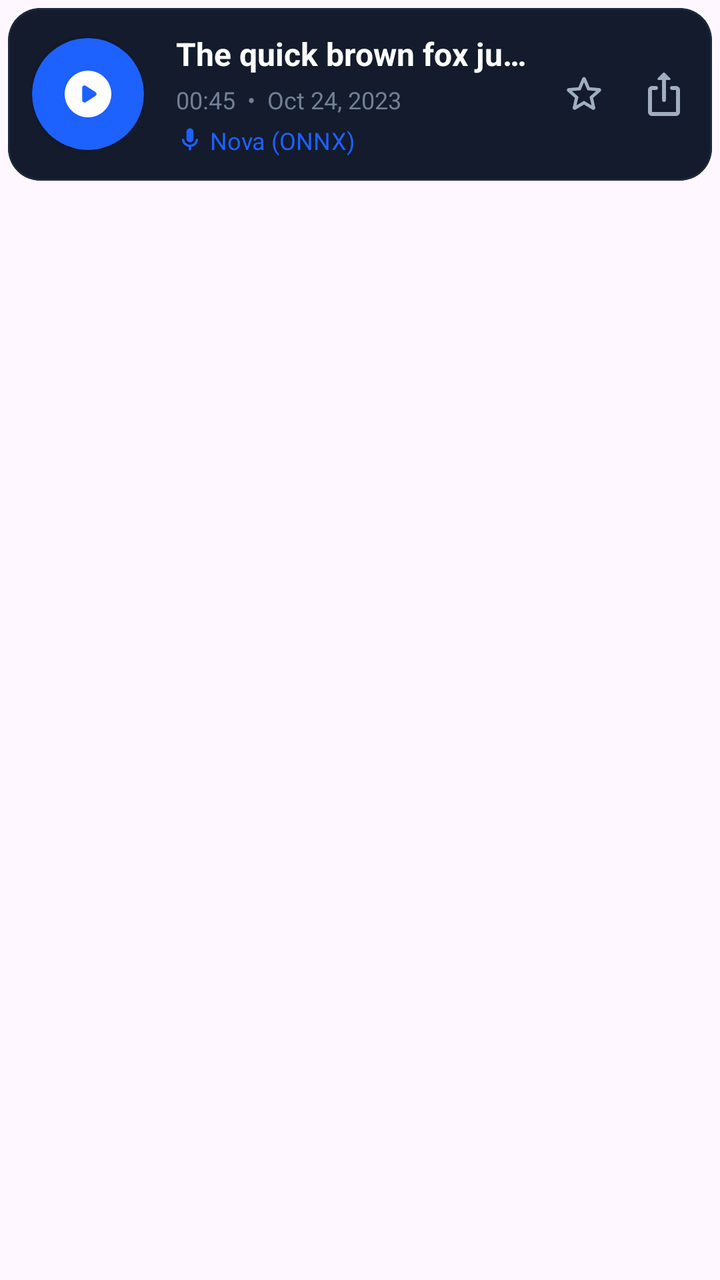
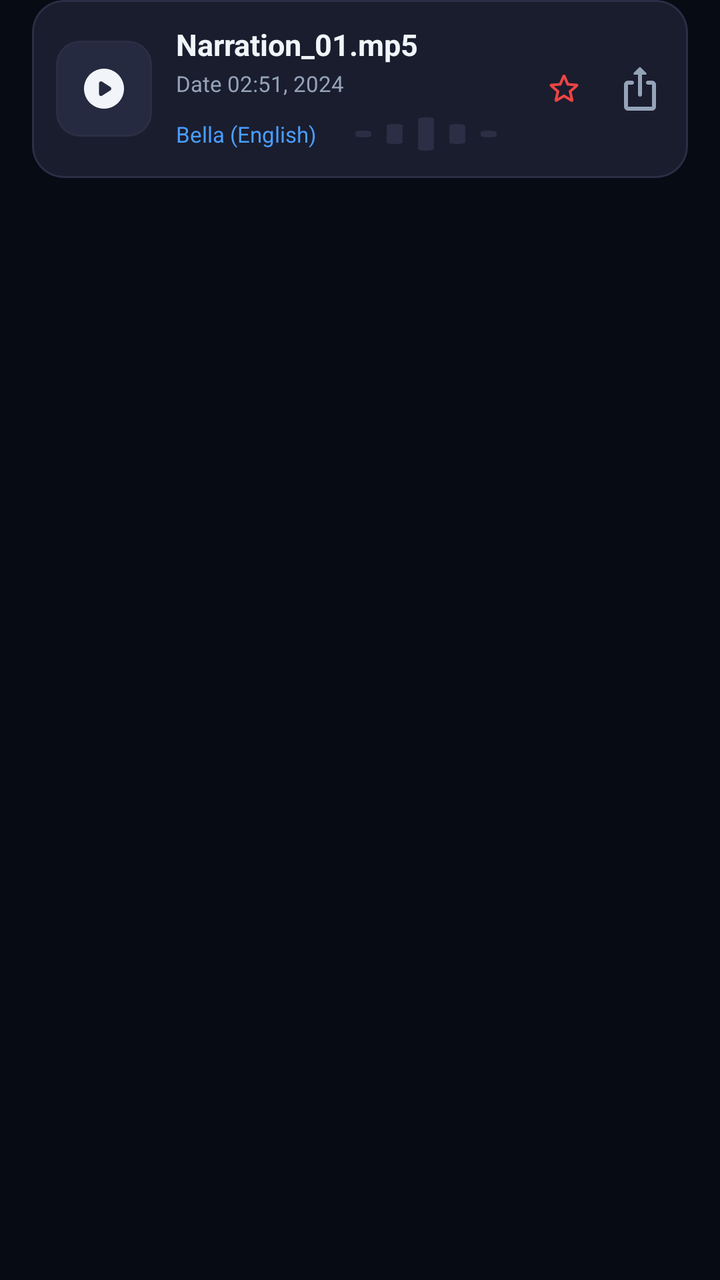

Two renders of the same Android screen: before a commit and after it. Below are the layout's source before the change and the commit's diff.
<!-- AndroidManifest.xml: application theme AppTheme -->
<!-- res/layout/item_history.xml -->
<LinearLayout
	xmlns:android="http://schemas.android.com/apk/res/android"
	xmlns:app="http://schemas.android.com/apk/res-auto"
	xmlns:tools="http://schemas.android.com/tools"
	android:layout_width="match_parent"
	android:layout_height="wrap_content"
	android:orientation="vertical">
	<com.google.android.material.card.MaterialCardView
		android:id="@+id/cardview6"
		android:layout_width="match_parent"
		android:layout_height="wrap_content"
		android:layout_marginLeft="4dp"
		android:layout_marginTop="4dp"
		android:layout_marginRight="4dp"
		android:layout_marginBottom="8dp"
		app:cardBackgroundColor="#131B2D"
		app:cardCornerRadius="16dp"
		app:strokeColor="#1E293B"
		app:strokeWidth="1dp"
		app:cardElevation="0dp">
		<RelativeLayout
			android:id="@+id/relativelayout4"
			android:layout_width="match_parent"
			android:layout_height="wrap_content"
			android:padding="12dp">
			<com.google.android.material.card.MaterialCardView
				android:id="@+id/btn_play_item"
				android:layout_width="56dp"
				android:layout_height="56dp"
				app:cardBackgroundColor="#1D61FF"
				app:cardCornerRadius="28dp"
				app:strokeWidth="0dp"
				app:cardElevation="2dp"
				android:background="?attr/selectableItemBackground"
				android:layout_centerVertical="true">
				<ImageView
					android:id="@+id/img_play_pause"
					android:layout_width="match_parent"
					android:layout_height="match_parent"
					android:padding="14dp"
					android:src="@drawable/icon_play_circle"
					android:scaleType="fitXY"
					android:focusable="false"
					app:tint="#FFFFFF" />
			</com.google.android.material.card.MaterialCardView>
			<ImageView
				android:id="@+id/btn_share"
				android:layout_width="24dp"
				android:layout_height="24dp"
				android:src="@drawable/icon_ios_share"
				android:scaleType="fitXY"
				android:focusable="false"
				app:tint="#A0AEC0"
				android:background="?attr/selectableItemBackground"
				android:layout_alignParentEnd="true"
				android:layout_centerVertical="true" />
			<ImageView
				android:id="@+id/btn_favorite"
				android:layout_width="24dp"
				android:layout_height="24dp"
				android:src="@drawable/icon_favorite_outline"
				android:scaleType="fitXY"
				android:focusable="false"
				android:layout_marginEnd="16dp"
				app:tint="#A0AEC0"
				android:background="?attr/selectableItemBackground"
				android:layout_toStartOf="@id/btn_share"
				android:layout_centerVertical="true" />
			<LinearLayout
				android:id="@+id/linear9"
				android:layout_width="match_parent"
				android:layout_height="wrap_content"
				android:orientation="vertical"
				android:layout_marginStart="16dp"
				android:layout_marginEnd="16dp"
				android:layout_toStartOf="@id/btn_favorite"
				android:layout_toEndOf="@id/btn_play_item"
				android:layout_centerVertical="true">
				<TextView
					android:id="@+id/txt_title"
					android:layout_width="match_parent"
					android:layout_height="wrap_content"
					android:text="The quick brown fox ju..."
					android:textSize="16sp"
					android:textStyle="bold"
					android:textColor="#FFFFFF"
					android:focusable="false"
					android:ellipsize="end"
					android:maxLines="1" />
				<TextView
					android:id="@+id/txt_meta"
					android:layout_width="wrap_content"
					android:layout_height="wrap_content"
					android:layout_marginTop="4dp"
					android:text="00:45  •  Oct 24, 2023"
					android:textSize="12sp"
					android:textColor="#718096"
					android:focusable="false" />
				<LinearLayout
					android:id="@+id/linear10"
					android:layout_width="wrap_content"
					android:layout_height="wrap_content"
					android:layout_marginTop="4dp"
					android:gravity="center_vertical"
					android:orientation="horizontal">
					<ImageView
						android:id="@+id/imageview4"
						android:layout_width="14dp"
						android:layout_height="14dp"
						android:src="@drawable/icon_mic"
						android:scaleType="fitXY"
						android:focusable="false"
						app:tint="#1D61FF" />
					<TextView
						android:id="@+id/txt_voice_name"
						android:layout_width="wrap_content"
						android:layout_height="wrap_content"
						android:text="Nova (ONNX)"
						android:textSize="12sp"
						android:textColor="#1D61FF"
						android:focusable="false"
						android:layout_marginStart="3dp"
						android:ellipsize="end"
						android:maxLines="1" />
				</LinearLayout>
			</LinearLayout>
		</RelativeLayout>
	</com.google.android.material.card.MaterialCardView>
</LinearLayout>
<!-- resources referenced by this layout -->
<resources>
  <!-- drawable icon_favorite_outline (drawable-xhdpi) -->
  <?xml version='1.0' encoding='UTF-8' standalone='yes' ?>
  <vector xmlns:android="http://schemas.android.com/apk/res/android" android:width="48dp" android:height="48dp" android:viewportWidth="24.0" android:viewportHeight="24.0"><path android:pathData="M19.65 9.04l-4.84-.42l-1.89-4.45c-.34-.81-1.5-.81-1.84 0L9.19 8.63l-4.83.41c-.88.07-1.24 1.17-.57 1.75l3.67 3.18l-1.1 4.72c-.2.86.73 1.54 1.49 1.08l4.15-2.5l4.15 2.51c.76.46 1.69-.22 1.49-1.08l-1.1-4.73l3.67-3.18c.67-.58.32-1.68-.56-1.75zM12 15.4l-3.76 2.27l1-4.28l-3.32-2.88l4.38-.38L12 6.1l1.71 4.04l4.38.38l-3.32 2.88l1 4.28L12 15.4z" android:fillColor="#9E9E9E" /></vector>
  <!-- drawable icon_ios_share (drawable-xhdpi) -->
  <?xml version='1.0' encoding='UTF-8' standalone='yes' ?>
  <vector xmlns:android="http://schemas.android.com/apk/res/android" android:width="48dp" android:height="48dp" android:viewportWidth="24.0" android:viewportHeight="24.0"><path android:pathData="M18 8h-2c-.55 0-1 .45-1 1s.45 1 1 1h2v11H6V10h2c.55 0 1-.45 1-1s-.45-1-1-1H6c-1.1 0-2 .9-2 2v11c0 1.1.9 2 2 2h12c1.1 0 2-.9 2-2V10c0-1.1-.9-2-2-2z" android:fillColor="#9E9E9E" /><path android:pathData="M12 16c.55 0 1-.45 1-1V5h1.79c.45 0 .67-.54.35-.85l-2.79-2.79c-.2-.2-.51-.2-.71 0L8.85 4.15a.5.5 0 0 0 .36.85H11v10c0 .55.45 1 1 1z" android:fillColor="#9E9E9E" /></vector>
  <!-- drawable icon_mic (drawable-xhdpi) -->
  <?xml version='1.0' encoding='UTF-8' standalone='yes' ?>
  <vector xmlns:android="http://schemas.android.com/apk/res/android" android:width="48dp" android:height="48dp" android:viewportWidth="24.0" android:viewportHeight="24.0"><path android:pathData="M12 14c1.66 0 3-1.34 3-3V5c0-1.66-1.34-3-3-3S9 3.34 9 5v6c0 1.66 1.34 3 3 3zm5.91-3c-.49 0-.9.36-.98.85C16.52 14.2 14.47 16 12 16s-4.52-1.8-4.93-4.15a.998.998 0 0 0-.98-.85c-.61 0-1.09.54-1 1.14c.49 3 2.89 5.35 5.91 5.78V20c0 .55.45 1 1 1s1-.45 1-1v-2.08a6.993 6.993 0 0 0 5.91-5.78c.1-.6-.39-1.14-1-1.14z" android:fillColor="#9E9E9E" /></vector>
  <!-- drawable icon_play_circle (drawable-xhdpi) -->
  <?xml version='1.0' encoding='UTF-8' standalone='yes' ?>
  <vector xmlns:android="http://schemas.android.com/apk/res/android" android:width="48dp" android:height="48dp" android:viewportWidth="24.0" android:viewportHeight="24.0"><path android:pathData="M12 2C6.48 2 2 6.48 2 12s4.48 10 10 10s10-4.48 10-10S17.52 2 12 2zM9.5 14.67V9.33c0-.79.88-1.27 1.54-.84l4.15 2.67a1 1 0 0 1 0 1.68l-4.15 2.67c-.66.43-1.54-.05-1.54-.84z" android:fillColor="#9E9E9E" /></vector>
  <style name="AppTheme" parent="Theme.Material3.DayNight.NoActionBar">
  
          
          <item name="android:statusBarColor">#0B1220</item>
          <item name="android:navigationBarColor">#0B1220</item>
          <item name="android:windowLightStatusBar">false</item>
  
          
          <item name="colorControlActivated">#6750A4</item>
  
      </style>
</resources>

<!-- the commit's change to res/layout/item_history.xml (unified diff, before → after) -->
@@ -4,124 +4,134 @@
 	xmlns:tools="http://schemas.android.com/tools"
 	android:layout_width="match_parent"
 	android:layout_height="wrap_content"
-	android:orientation="vertical">
+	android:orientation="vertical"
+	android:paddingBottom="8dp">
+
 	<com.google.android.material.card.MaterialCardView
 		android:id="@+id/cardview6"
 		android:layout_width="match_parent"
 		android:layout_height="wrap_content"
-		android:layout_marginLeft="4dp"
-		android:layout_marginTop="4dp"
-		android:layout_marginRight="4dp"
-		android:layout_marginBottom="8dp"
-		app:cardBackgroundColor="#131B2D"
+		android:layout_marginHorizontal="16dp"
+		app:cardBackgroundColor="#1A1D2E"
 		app:cardCornerRadius="16dp"
-		app:strokeColor="#1E293B"
+		app:strokeColor="#2A2F45"
 		app:strokeWidth="1dp"
 		app:cardElevation="0dp">
+
 		<RelativeLayout
-			android:id="@+id/relativelayout4"
 			android:layout_width="match_parent"
 			android:layout_height="wrap_content"
 			android:padding="12dp">
+
+			
 			<com.google.android.material.card.MaterialCardView
 				android:id="@+id/btn_play_item"
-				android:layout_width="56dp"
-				android:layout_height="56dp"
-				app:cardBackgroundColor="#1D61FF"
-				app:cardCornerRadius="28dp"
-				app:strokeWidth="0dp"
-				app:cardElevation="2dp"
-				android:background="?attr/selectableItemBackground"
-				android:layout_centerVertical="true">
+				android:layout_width="48dp"
+				android:layout_height="48dp"
+				android:layout_centerVertical="true"
+				app:cardBackgroundColor="#252A40"
+				app:cardCornerRadius="12dp"
+				app:strokeColor="#2A2F45"
+				app:strokeWidth="1dp"
+				app:cardElevation="0dp">
+				
 				<ImageView
 					android:id="@+id/img_play_pause"
 					android:layout_width="match_parent"
 					android:layout_height="match_parent"
-					android:padding="14dp"
+					android:padding="12dp"
 					android:src="@drawable/icon_play_circle"
-					android:scaleType="fitXY"
-					android:focusable="false"
-					app:tint="#FFFFFF" />
+					android:scaleType="fitCenter"
+					app:tint="#F1F5F9" />
 			</com.google.android.material.card.MaterialCardView>
+
+			
 			<ImageView
 				android:id="@+id/btn_share"
 				android:layout_width="24dp"
 				android:layout_height="24dp"
+				android:layout_alignParentEnd="true"
+				android:layout_centerVertical="true"
 				android:src="@drawable/icon_ios_share"
-				android:scaleType="fitXY"
-				android:focusable="false"
-				app:tint="#A0AEC0"
-				android:background="?attr/selectableItemBackground"
-				android:layout_alignParentEnd="true"
-				android:layout_centerVertical="true" />
+				android:scaleType="fitCenter"
+				app:tint="#94A3B8"
+				android:background="?attr/selectableItemBackground" />
+
+			
 			<ImageView
 				android:id="@+id/btn_favorite"
-				android:layout_width="24dp"
-				android:layout_height="24dp"
+				android:layout_width="20dp"
+				android:layout_height="20dp"
+				android:layout_marginEnd="16dp"
+				android:layout_toStartOf="@id/btn_share"
+				android:layout_centerVertical="true"
 				android:src="@drawable/icon_favorite_outline"
-				android:scaleType="fitXY"
-				android:focusable="false"
-				android:layout_marginEnd="16dp"
-				app:tint="#A0AEC0"
-				android:background="?attr/selectableItemBackground"
-				android:layout_toStartOf="@id/btn_share"
-				android:layout_centerVertical="true" />
+				android:scaleType="fitCenter"
+				app:tint="#EF4444"
+				android:background="?attr/selectableItemBackground" />
+
+			
 			<LinearLayout
-				android:id="@+id/linear9"
 				android:layout_width="match_parent"
 				android:layout_height="wrap_content"
 				android:orientation="vertical"
-				android:layout_marginStart="16dp"
-				android:layout_marginEnd="16dp"
+				android:layout_marginStart="12dp"
+				android:layout_marginEnd="12dp"
 				android:layout_toStartOf="@id/btn_favorite"
 				android:layout_toEndOf="@id/btn_play_item"
 				android:layout_centerVertical="true">
+
+				
 				<TextView
 					android:id="@+id/txt_title"
 					android:layout_width="match_parent"
 					android:layout_height="wrap_content"
-					android:text="The quick brown fox ju..."
-					android:textSize="16sp"
+					android:text="Narration_01.mp5"
+					android:textSize="15sp"
 					android:textStyle="bold"
-					android:textColor="#FFFFFF"
-					android:focusable="false"
+					android:textColor="#F1F5F9"
 					android:ellipsize="end"
 					android:maxLines="1" />
+
+				
 				<TextView
 					android:id="@+id/txt_meta"
 					android:layout_width="wrap_content"
 					android:layout_height="wrap_content"
-					android:layout_marginTop="4dp"
-					android:text="00:45  •  Oct 24, 2023"
-					android:textSize="12sp"
-					android:textColor="#718096"
-					android:focusable="false" />
+					android:layout_marginTop="2dp"
+					android:text="Date 02:51, 2024"
+					android:textSize="11sp"
+					android:textColor="#94A3B8" />
+
+				
 				<LinearLayout
-					android:id="@+id/linear10"
-					android:layout_width="wrap_content"
+					android:layout_width="match_parent"
 					android:layout_height="wrap_content"
-					android:layout_marginTop="4dp"
+					android:layout_marginTop="8dp"
 					android:gravity="center_vertical"
 					android:orientation="horizontal">
-					<ImageView
-						android:id="@+id/imageview4"
-						android:layout_width="14dp"
-						android:layout_height="14dp"
-						android:src="@drawable/icon_mic"
-						android:scaleType="fitXY"
-						android:focusable="false"
-						app:tint="#1D61FF" />
+
+					
 					<TextView
 						android:id="@+id/txt_voice_name"
 						android:layout_width="wrap_content"
 						android:layout_height="wrap_content"
-						android:text="Nova (ONNX)"
-						android:textSize="12sp"
-						android:textColor="#1D61FF"
-						android:focusable="false"
-						android:layout_marginStart="3dp"
+						android:text="Bella (English)"
+						android:textSize="11sp"
+						android:textColor="#4A9EFF"
 						android:ellipsize="end"
-						android:maxLines="1" />
+						android:maxLines="1"
+						android:layout_marginEnd="8dp"/>
+						
+					
+					<ImageView
+						android:layout_width="0dp"
+						android:layout_height="20dp"
+						android:layout_weight="1"
+						android:src="@drawable/icon_graphic_eq"
+						android:scaleType="fitXY"
+						app:tint="#2A2F45" />
+
 				</LinearLayout>
 			</LinearLayout>
 		</RelativeLayout>
<!-- resource entries referenced after the edit -->
@@ -2,26 +2,47 @@
 <resources>
   <!-- drawable icon_favorite_outline (drawable-xhdpi) -->
   <?xml version='1.0' encoding='UTF-8' standalone='yes' ?>
-  <vector xmlns:android="http://schemas.android.com/apk/res/android" android:width="48dp" android:height="48dp" android:viewportWidth="24.0" android:viewportHeight="24.0"><path android:pathData="M19.65 9.04l-4.84-.42l-1.89-4.45c-.34-.81-1.5-.81-1.84 0L9.19 8.63l-4.83.41c-.88.07-1.24 1.17-.57 1.75l3.67 3.18l-1.1 4.72c-.2.86.73 1.54 1.49 1.08l4.15-2.5l4.15 2.51c.76.46 1.69-.22 1.49-1.08l-1.1-4.73l3.67-3.18c.67-.58.32-1.68-.56-1.75zM12 15.4l-3.76 2.27l1-4.28l-3.32-2.88l4.38-.38L12 6.1l1.71 4.04l4.38.38l-3.32 2.88l1 4.28L12 15.4z" android:fillColor="#9E9E9E" /></vector>
+  <vector xmlns:android="http://schemas.android.com/apk/res/android" android:width="48dp" android:height="48dp" android:viewportWidth="24.0" android:viewportHeight="24.0"><path android:pathData="M19.65 9.04l-4.84-.42l-1.89-4.45c-.34-.81-1.5-.81-1.84 0L9.19 8.63l-4.83.41c-.88.07-1.24 1.17-.57 1.75l3.67 3.18l-1.1 4.72c-.2.86.73 1.54 1.49 1.08l4.15-2.5l4.15 2.51c.76.46 1.69-.22 1.49-1.08l-1.1-4.73l3.67-3.18c.67-.58.32-1.68-.56-1.75zM12 15.4l-3.76 2.27l1-4.28l-3.32-2.88l4.38-.38L12 6.1l1.71 4.04l4.38.38l-3.32 2.88l1 4.28L12 15.4z" android:fillColor="#94A3B8" /></vector>
+  <!-- drawable icon_graphic_eq (drawable-xhdpi) -->
+  <?xml version='1.0' encoding='UTF-8' standalone='yes' ?>
+  <vector xmlns:android="http://schemas.android.com/apk/res/android" android:width="48dp" android:height="48dp" android:viewportWidth="24.0" android:viewportHeight="24.0"><path android:pathData="M8 18c.55 0 1-.45 1-1V7c0-.55-.45-1-1-1s-1 .45-1 1v10c0 .55.45 1 1 1zm4 4c.55 0 1-.45 1-1V3c0-.55-.45-1-1-1s-1 .45-1 1v18c0 .55.45 1 1 1zm-8-8c.55 0 1-.45 1-1v-2c0-.55-.45-1-1-1s-1 .45-1 1v2c0 .55.45 1 1 1zm12 4c.55 0 1-.45 1-1V7c0-.55-.45-1-1-1s-1 .45-1 1v10c0 .55.45 1 1 1zm3-7v2c0 .55.45 1 1 1s1-.45 1-1v-2c0-.55-.45-1-1-1s-1 .45-1 1z" android:fillColor="#94A3B8" /></vector>
   <!-- drawable icon_ios_share (drawable-xhdpi) -->
   <?xml version='1.0' encoding='UTF-8' standalone='yes' ?>
-  <vector xmlns:android="http://schemas.android.com/apk/res/android" android:width="48dp" android:height="48dp" android:viewportWidth="24.0" android:viewportHeight="24.0"><path android:pathData="M18 8h-2c-.55 0-1 .45-1 1s.45 1 1 1h2v11H6V10h2c.55 0 1-.45 1-1s-.45-1-1-1H6c-1.1 0-2 .9-2 2v11c0 1.1.9 2 2 2h12c1.1 0 2-.9 2-2V10c0-1.1-.9-2-2-2z" android:fillColor="#9E9E9E" /><path android:pathData="M12 16c.55 0 1-.45 1-1V5h1.79c.45 0 .67-.54.35-.85l-2.79-2.79c-.2-.2-.51-.2-.71 0L8.85 4.15a.5.5 0 0 0 .36.85H11v10c0 .55.45 1 1 1z" android:fillColor="#9E9E9E" /></vector>
-  <!-- drawable icon_mic (drawable-xhdpi) -->
-  <?xml version='1.0' encoding='UTF-8' standalone='yes' ?>
-  <vector xmlns:android="http://schemas.android.com/apk/res/android" android:width="48dp" android:height="48dp" android:viewportWidth="24.0" android:viewportHeight="24.0"><path android:pathData="M12 14c1.66 0 3-1.34 3-3V5c0-1.66-1.34-3-3-3S9 3.34 9 5v6c0 1.66 1.34 3 3 3zm5.91-3c-.49 0-.9.36-.98.85C16.52 14.2 14.47 16 12 16s-4.52-1.8-4.93-4.15a.998.998 0 0 0-.98-.85c-.61 0-1.09.54-1 1.14c.49 3 2.89 5.35 5.91 5.78V20c0 .55.45 1 1 1s1-.45 1-1v-2.08a6.993 6.993 0 0 0 5.91-5.78c.1-.6-.39-1.14-1-1.14z" android:fillColor="#9E9E9E" /></vector>
+  <vector xmlns:android="http://schemas.android.com/apk/res/android" android:width="48dp" android:height="48dp" android:viewportWidth="24.0" android:viewportHeight="24.0"><path android:pathData="M18 8h-2c-.55 0-1 .45-1 1s.45 1 1 1h2v11H6V10h2c.55 0 1-.45 1-1s-.45-1-1-1H6c-1.1 0-2 .9-2 2v11c0 1.1.9 2 2 2h12c1.1 0 2-.9 2-2V10c0-1.1-.9-2-2-2z" android:fillColor="#94A3B8" /><path android:pathData="M12 16c.55 0 1-.45 1-1V5h1.79c.45 0 .67-.54.35-.85l-2.79-2.79c-.2-.2-.51-.2-.71 0L8.85 4.15a.5.5 0 0 0 .36.85H11v10c0 .55.45 1 1 1z" android:fillColor="#94A3B8" /></vector>
   <!-- drawable icon_play_circle (drawable-xhdpi) -->
   <?xml version='1.0' encoding='UTF-8' standalone='yes' ?>
-  <vector xmlns:android="http://schemas.android.com/apk/res/android" android:width="48dp" android:height="48dp" android:viewportWidth="24.0" android:viewportHeight="24.0"><path android:pathData="M12 2C6.48 2 2 6.48 2 12s4.48 10 10 10s10-4.48 10-10S17.52 2 12 2zM9.5 14.67V9.33c0-.79.88-1.27 1.54-.84l4.15 2.67a1 1 0 0 1 0 1.68l-4.15 2.67c-.66.43-1.54-.05-1.54-.84z" android:fillColor="#9E9E9E" /></vector>
-  <style name="AppTheme" parent="Theme.Material3.DayNight.NoActionBar">
+  <vector xmlns:android="http://schemas.android.com/apk/res/android" android:width="48dp" android:height="48dp" android:viewportWidth="24.0" android:viewportHeight="24.0"><path android:pathData="M12 2C6.48 2 2 6.48 2 12s4.48 10 10 10s10-4.48 10-10S17.52 2 12 2zM9.5 14.67V9.33c0-.79.88-1.27 1.54-.84l4.15 2.67a1 1 0 0 1 0 1.68l-4.15 2.67c-.66.43-1.54-.05-1.54-.84z" android:fillColor="#94A3B8" /></vector>
+  <style name="AppTheme" parent="Theme.Material3.Dark.NoActionBar">
+  
+          <item name="colorPrimary">@color/colorPrimary</item>
+          <item name="colorOnPrimary">@color/colorOnPrimary</item>
+          <item name="colorSecondary">@color/colorSecondary</item>
+          <item name="colorOnSecondary">@color/colorOnPrimary</item>
+          <item name="colorSurface">@color/colorSurface</item>
+          <item name="colorSurfaceVariant">@color/colorSurfaceVariant</item>
+          <item name="colorOnSurface">@color/colorOnSurface</item>
+          <item name="colorOnBackground">@color/colorOnBackground</item>
+          <item name="colorAccent">@color/colorAccent</item>
   
           
-          <item name="android:statusBarColor">#0B1220</item>
-          <item name="android:navigationBarColor">#0B1220</item>
+          <item name="android:colorBackground">@color/colorBackground</item>
+          <item name="android:statusBarColor">@color/colorBackground</item>
+          <item name="android:navigationBarColor">@color/colorBackground</item>
+          <item name="android:windowBackground">@color/colorBackground</item>
           <item name="android:windowLightStatusBar">false</item>
+          <item name="android:windowLightNavigationBar">false</item>
   
-          
-          <item name="colorControlActivated">#6750A4</item>
+          <item name="colorControlActivated">@color/colorPrimary</item>
   
       </style>
+  <color name="colorPrimary">#00E5FF</color>
+  <color name="colorOnPrimary">#F8FAFC</color>
+  <color name="colorSecondary">#2979FF</color>
+  <color name="colorSurface">#121826</color>
+  <color name="colorSurfaceVariant">#1A2234</color>
+  <color name="colorOnSurface">#F8FAFC</color>
+  <color name="colorOnBackground">#F8FAFC</color>
+  <color name="colorAccent">#00E5FF</color>
+  <color name="colorBackground">#070B14</color>
 </resources>
 
